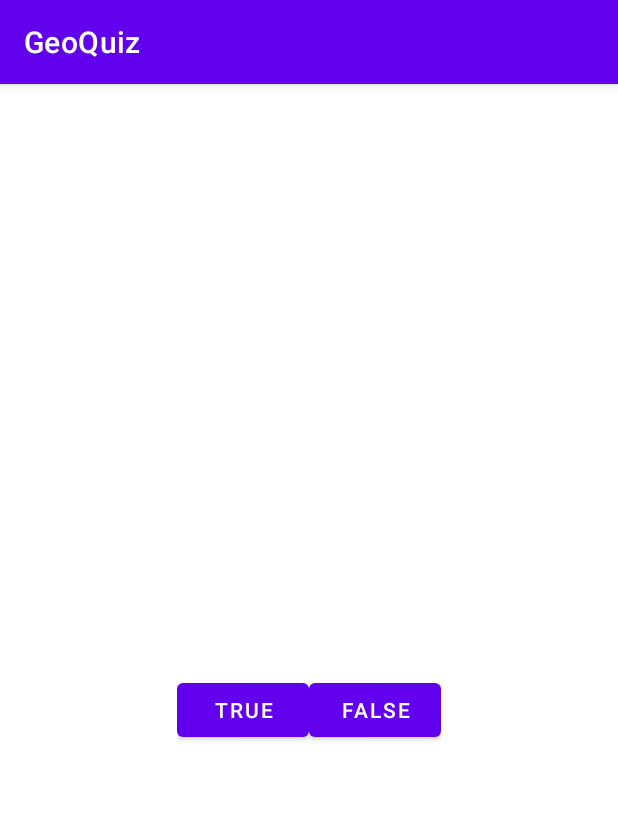
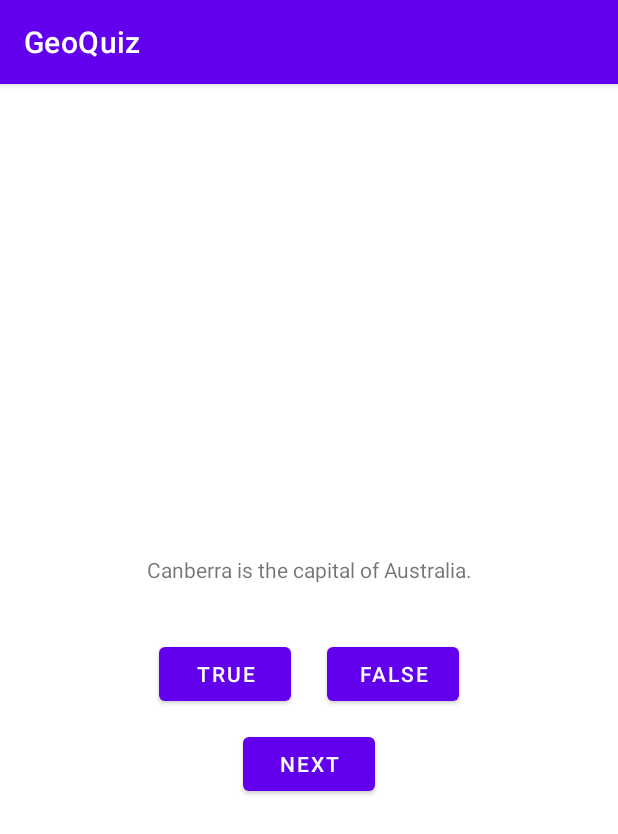
Before and after one commit to Ilnazfah/GeoQuiz, an Android app: the screen it shows after launch (MainActivity), after a tap on "FALSE", on a phone screen of 412 x 824 dp. Shown: the top 834 px of the screen. Run offline under Robolectric (Android 15) with nearby library versions, the phone set to English and light mode, and no system bars.

Commit message:
Добавил кнопку Next, добавил список вопросов, создал Data класс Questions

```diff
--- a/app/src/main/java/com/bignerdranch/android/geoquiz/MainActivity.kt
+++ b/app/src/main/java/com/bignerdranch/android/geoquiz/MainActivity.kt
@@ -4,30 +4,62 @@ import androidx.appcompat.app.AppCompatActivity
 import android.os.Bundle
 import android.view.Gravity
 import android.widget.Button
+import android.widget.TextView
 import android.widget.Toast
+import androidx.annotation.StringRes
 
 class MainActivity : AppCompatActivity() {
     private lateinit var trueButton: Button
     private lateinit var falseButton: Button
+    private lateinit var nextButton: Button
+    private lateinit var questionTextView: TextView
+    private val questionBank = listOf(
+        Question(R.string.question_australia, true),
+        Question(R.string.question_oceans, true),
+        Question(R.string.question_mideast, false),
+        Question(R.string.question_africa, false),
+        Question(R.string.question_americas, true),
+        Question(R.string.question_asia, true)
+    )
+    private var currentIndex = 0
 
     override fun onCreate(savedInstanceState: Bundle?) {
         super.onCreate(savedInstanceState)
         setContentView(R.layout.activity_main)
         initData()
         setListeners()
+        val questionTextResId = questionBank[currentIndex].textResId
+        questionTextView.setText(questionTextResId)
     }
 
     private fun initData() {
         trueButton = findViewById(R.id.trueButton)
         falseButton = findViewById(R.id.falseButton)
+        nextButton = findViewById(R.id.nextButton)
+        questionTextView = findViewById(R.id.questionTextView)
     }
 
     private fun setListeners() {
-        trueButton.setOnClickListener { showToast(R.string.correct_toast) }
-        falseButton.setOnClickListener { showToast(R.string.incorrect_toast) }
+        trueButton.setOnClickListener { checkAnswer(true) }
+        falseButton.setOnClickListener { checkAnswer(false) }
+        nextButton.setOnClickListener {
+            currentIndex = (currentIndex + 1) % questionBank.size
+            updateQuestion()
+        }
     }
 
-    private fun showToast(textId: Int) {
+    private fun updateQuestion() {
+        val questionTextResId = questionBank[currentIndex].textResId
+        questionTextView.setText(questionTextResId)
+    }
+
+    private fun checkAnswer(userAnswer: Boolean) {
+        val correctAnswer = questionBank[currentIndex].answer
+        if (userAnswer == correctAnswer) { showToast(R.string.correct_toast)
+        } else { showToast(R.string.incorrect_toast) }
+    }
+
+    private fun showToast(@StringRes textId: Int) {
         val toast = Toast.makeText(this, textId, Toast.LENGTH_SHORT)
         toast.apply {
             setGravity(Gravity.TOP, 0, 0)
--- /dev/null
+++ b/app/src/main/java/com/bignerdranch/android/geoquiz/Questions.kt
@@ -0,0 +1,5 @@
+package com.bignerdranch.android.geoquiz
+
+import androidx.annotation.StringRes
+
+data class Question(@StringRes val textResId: Int, val answer: Boolean)
--- a/app/src/main/res/layout/activity_main.xml
+++ b/app/src/main/res/layout/activity_main.xml
@@ -1,6 +1,5 @@
 <?xml version="1.0" encoding="utf-8"?>
 <LinearLayout xmlns:android="http://schemas.android.com/apk/res/android"
-    xmlns:app="http://schemas.android.com/apk/res-auto"
     xmlns:tools="http://schemas.android.com/tools"
     android:layout_width="match_parent"
     android:layout_height="match_parent"
@@ -9,10 +8,12 @@
     tools:context=".MainActivity">
 
     <TextView
+        android:id="@+id/questionTextView"
         android:layout_width="wrap_content"
         android:layout_height="wrap_content"
+        android:gravity="center"
         android:padding="24dp"
-        tools:text="Canberra is the capital of Australia" />
+        tools:text="@string/question_australia" />
 
     <LinearLayout
         android:layout_width="wrap_content"
@@ -23,13 +24,20 @@
             android:id="@+id/trueButton"
             android:layout_width="wrap_content"
             android:layout_height="wrap_content"
-            android:text="@string/trueButton"/>
+            android:layout_margin="12dp"
+            android:text="@string/trueButton" />
 
         <Button
             android:id="@+id/falseButton"
             android:layout_width="wrap_content"
             android:layout_height="wrap_content"
-            android:text="@string/falseButton"/>
+            android:layout_margin="12dp"
+            android:text="@string/falseButton" />
     </LinearLayout>
 
+    <Button
+        android:id="@+id/nextButton"
+        android:layout_width="wrap_content"
+        android:layout_height="wrap_content"
+        android:text="@string/next"/>
 </LinearLayout>
--- a/app/src/main/res/values/strings.xml
+++ b/app/src/main/res/values/strings.xml
@@ -3,6 +3,13 @@
     <string name="trueButton">True</string>
     <string name="falseButton">False</string>
     <string name="correct_toast">Correct!</string>
-    <string name="incorrect_toast">Incorrect!
-</string>
+    <string name="incorrect_toast">Incorrect!</string>
+    <string name="next">Next</string>
+
+    <string name="question_australia">Canberra is the capital of Australia.</string>
+    <string name="question_oceans">The Pacific Ocean is larger than the Atlantic Ocean.</string>
+    <string name="question_mideast">The Suez Canal connects the Red Sea and the Indian Ocean.</string>
+    <string name="question_africa">The source of the Nile River is in Egypt.</string>
+    <string name="question_americas">The Amazon River is the longest river in the Americas.</string>
+    <string name="question_asia">Lake Baikal is the world\'s oldest and deepest freshwater lake.</string>
 </resources>
```
